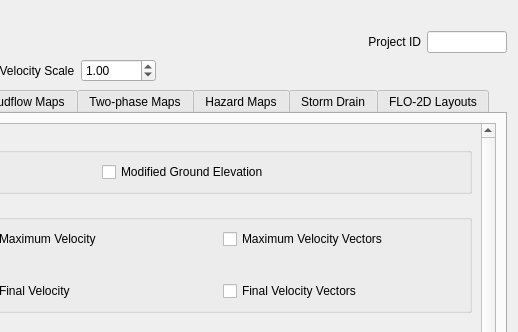
The window that flo2d_mapcrafter/flo2d_mapcrafter_dialog_base.ui (FLO-2DSoftware/FLO-2DMapCrafter) describes before a commit, drawn with Qt 5; both pictures show x 307 to 825 and y 0 to 332 of the 825 by 721 pixel window.
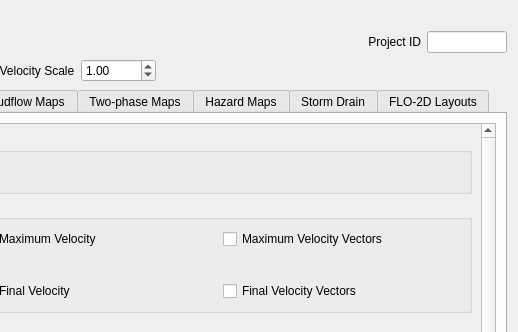
The same window after the commit. The open tabs and pages were chosen to show the change. Custom widgets are drawn as their Qt base class.

Commit message: remove the modified ground elevation from the flood maps tab for noe

What changed in the file:
```diff
--- a/flo2d_mapcrafter/flo2d_mapcrafter_dialog_base.ui
+++ b/flo2d_mapcrafter/flo2d_mapcrafter_dialog_base.ui
@@ -526,8 +526,8 @@
            <rect>
             <x>0</x>
             <y>0</y>
-            <width>490</width>
-            <height>646</height>
+            <width>773</width>
+            <height>485</height>
            </rect>
           </property>
           <layout class="QGridLayout" name="gridLayout_99">
@@ -723,28 +723,6 @@
                     </property>
                    </widget>
                   </item>
-                  <item row="0" column="1">
-                   <widget class="QCheckBox" name="mge_cw_cb">
-                    <property name="enabled">
-                     <bool>true</bool>
-                    </property>
-                    <property name="acceptDrops">
-                     <bool>true</bool>
-                    </property>
-                    <property name="toolTip">
-                     <string>&lt;html&gt;&lt;head/&gt;&lt;body&gt;&lt;p&gt;TOPO.DAT: Grid element, x- and y-coordinates, and their elevations (ft or m).&lt;/p&gt;&lt;/body&gt;&lt;/html&gt;</string>
-                    </property>
-                    <property name="toolTipDuration">
-                     <number>0</number>
-                    </property>
-                    <property name="whatsThis">
-                     <string/>
-                    </property>
-                    <property name="text">
-                     <string>Modified Ground Elevation</string>
-                    </property>
-                   </widget>
-                  </item>
                  </layout>
                 </item>
                </layout>
```
Left out of the diff: 4 changed lines with no effect on the pictures.
